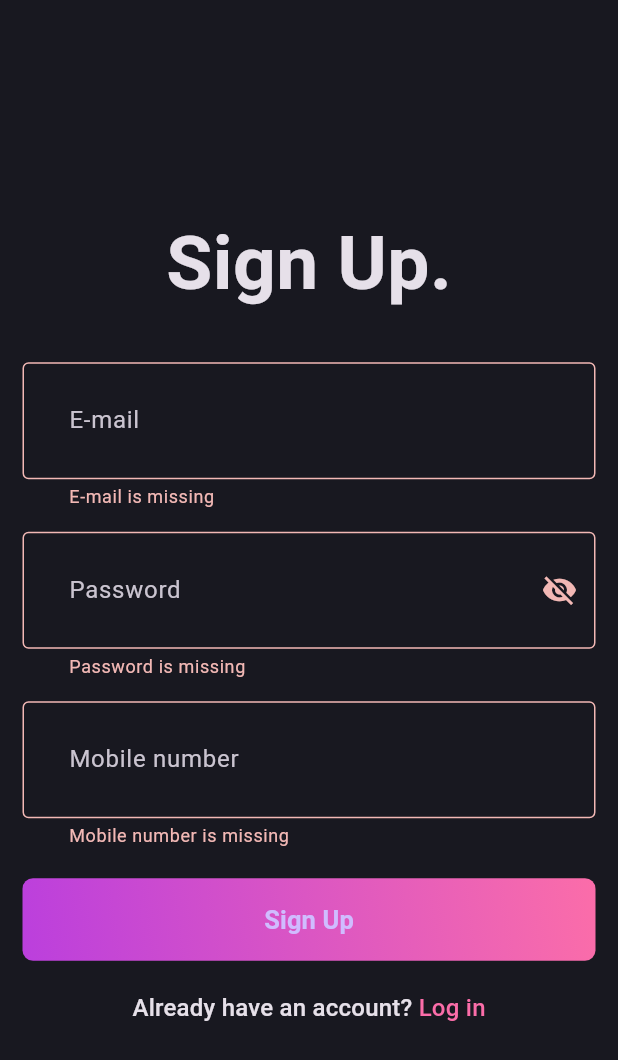
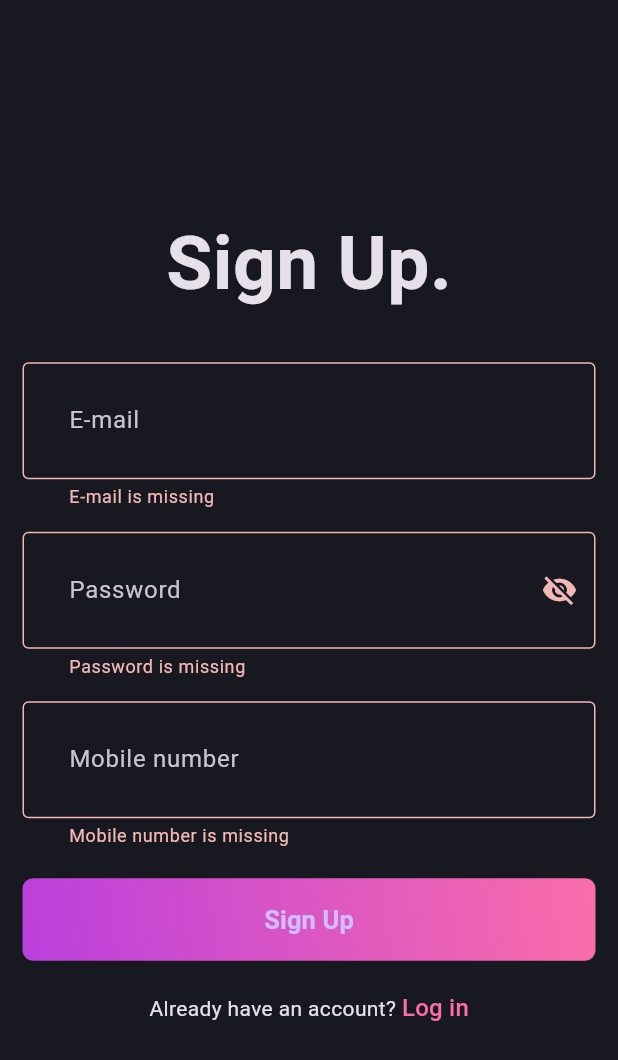
Before and after one commit to shreykiee/smart_paper, a Flutter app: the screen it shows after launch, after a tap on "Sign Up", on a phone screen of 412 x 824 dp. Shown: the top 1060 px of the screen. Run offline on Flutter 3.47's test engine with Material 3 defaults, Android fonts, the phone set to English and light mode, and no system bars; our stand-ins replace dio, hive, hive_flutter; accounts and stored records are empty.

Commit message:
lighttheme

```diff
--- a/lib/core/theme/app_pallet.dart
+++ b/lib/core/theme/app_pallet.dart
@@ -11,3 +11,19 @@ class AppPallete {
   static const Color errorColor = Colors.redAccent;
   static const Color transparentColor = Colors.transparent;
 }
+
+class AppPalleteLight {
+  static const Color backgroundColor =
+      Color.fromRGBO(245, 245, 250, 1); // Light background
+  static const Color primaryColor =
+      Color.fromRGBO(136, 84, 208, 1); // Soft purple for primary elements
+  static const Color secondaryColor =
+      Color.fromRGBO(255, 143, 148, 1); // Pinkish hue for accents
+  static const Color borderColor =
+      Color.fromRGBO(220, 220, 230, 1); // Light border color
+  static const Color blackColor = Colors.black; // Text and icons
+  static const Color greyColor =
+      Color.fromRGBO(150, 150, 150, 1); // Muted grey for secondary text
+  static const Color errorColor = Colors.redAccent;
+  static const Color transparentColor = Colors.transparent;
+}
--- a/lib/core/theme/theme.dart
+++ b/lib/core/theme/theme.dart
@@ -2,22 +2,37 @@ import 'package:flutter/material.dart';
 import 'package:smart_paper/core/theme/app_pallet.dart';
 
 class AppTheme {
-  static _border([Color color = AppPallete.borderColor]) => OutlineInputBorder(
+  static _border([Color color = AppPalleteLight.borderColor]) =>
+      OutlineInputBorder(
         borderSide: BorderSide(
           width: 3,
           color: color,
         ),
         borderRadius: BorderRadius.circular(10),
       );
+
+  static final lightThemeMode = ThemeData.light().copyWith(
+    scaffoldBackgroundColor: AppPalleteLight.backgroundColor,
+    primaryColor: AppPalleteLight.primaryColor,
+    appBarTheme: const AppBarTheme()
+        .copyWith(backgroundColor: AppPalleteLight.backgroundColor),
+    inputDecorationTheme: InputDecorationTheme(
+        contentPadding: const EdgeInsets.all(27),
+        enabledBorder: _border(),
+        focusedBorder: _border(AppPalleteLight.primaryColor)),
+    textTheme: const TextTheme(
+      bodyLarge: TextStyle(color: AppPalleteLight.blackColor),
+      bodyMedium: TextStyle(color: AppPalleteLight.greyColor),
+    ),
+  );
+
   static final darkThemeMode = ThemeData.dark().copyWith(
     scaffoldBackgroundColor: AppPallete.backgroundColor,
     appBarTheme: const AppBarTheme()
         .copyWith(backgroundColor: AppPallete.backgroundColor),
     inputDecorationTheme: InputDecorationTheme(
         contentPadding: const EdgeInsets.all(27),
-        enabledBorder: _border(),
+        enabledBorder: _border(AppPallete.borderColor),
         focusedBorder: _border(AppPallete.gradient2)),
   );
-
-  static final lightThemeMode = ThemeData();
 }
--- a/lib/features/login-register/presentation/pages/Login.dart
+++ b/lib/features/login-register/presentation/pages/Login.dart
@@ -1,6 +1,6 @@
 import 'package:flutter/material.dart';
 import 'package:smart_paper/core/theme/app_pallet.dart';
-import 'package:smart_paper/features/login-register/presentation/pages/SIgnUp.dart';
+import 'package:smart_paper/features/login-register/presentation/pages/register.dart';
 import 'package:smart_paper/features/login-register/presentation/widgits/auth_field.dart';
 
 import 'package:smart_paper/features/login-register/presentation/widgits/pass_field.dart';
@@ -63,7 +63,7 @@ class _LoginPageState extends State<LoginPage> {
                 child: RichText(
                   text: TextSpan(
                     text: "Don't have an account? ",
-                    style: Theme.of(context).textTheme.titleMedium,
+                    style: Theme.of(context).textTheme.bodyMedium,
                     children: [
                       TextSpan(
                         text: "Sign up",
--- a/lib/features/login-register/presentation/pages/SIgnUp.dart
+++ b/lib/features/login-register/presentation/pages/register.dart
@@ -72,7 +72,7 @@ class _SignupPageState extends State<SignupPage> {
           // Show success message
           ScaffoldMessenger.of(context).showSnackBar(SnackBar(
             content: Text(message),
-            backgroundColor: Colors.green,
+            backgroundColor: AppPallete.whiteColor,
           ));
 
           // Navigate to the home page or another appropriate page
@@ -89,7 +89,7 @@ class _SignupPageState extends State<SignupPage> {
           }
           ScaffoldMessenger.of(context).showSnackBar(const SnackBar(
             content: Text('Signup failed. Please try again.'),
-            backgroundColor: Colors.red,
+            backgroundColor: AppPallete.errorColor,
           ));
         }
       } catch (e) {
@@ -98,7 +98,7 @@ class _SignupPageState extends State<SignupPage> {
         }
         ScaffoldMessenger.of(context).showSnackBar(const SnackBar(
           content: Text('Signup failed. Please try again.'),
-          backgroundColor: Colors.red,
+          backgroundColor: AppPallete.errorColor,
         ));
       }
     } else {
@@ -151,7 +151,7 @@ class _SignupPageState extends State<SignupPage> {
                 child: RichText(
                   text: TextSpan(
                     text: "Already have an account? ",
-                    style: Theme.of(context).textTheme.titleMedium,
+                    style: Theme.of(context).textTheme.bodyMedium,
                     children: [
                       TextSpan(
                         text: "Log in",
--- a/lib/main.dart
+++ b/lib/main.dart
@@ -1,8 +1,8 @@
 import 'package:flutter/material.dart';
 import 'package:smart_paper/core/theme/theme.dart';
-import 'package:flutter/material.dart';
+
 import 'package:hive_flutter/hive_flutter.dart';
-import 'package:smart_paper/features/login-register/presentation/pages/SIgnUp.dart';
+import 'package:smart_paper/features/login-register/presentation/pages/register.dart';
 
 void main() async {
   WidgetsFlutterBinding.ensureInitialized();
```
